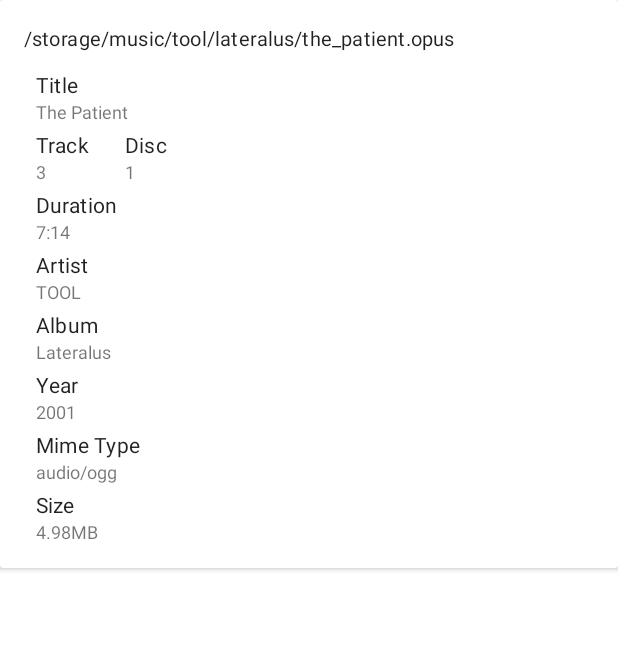
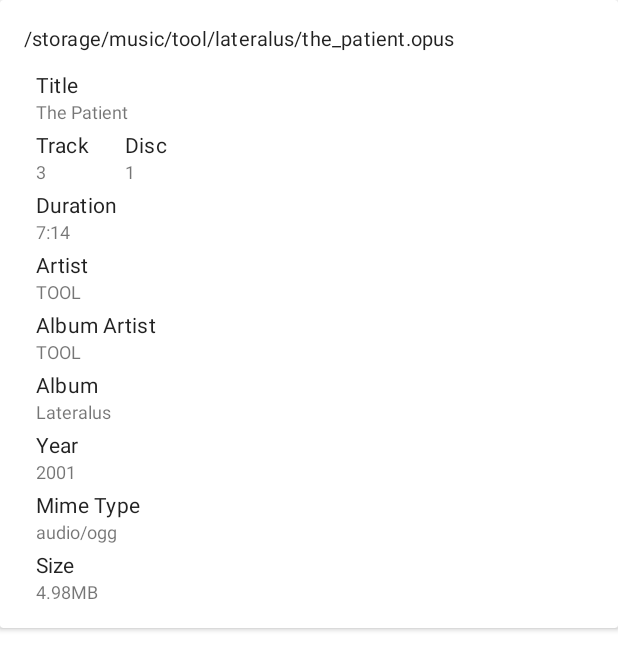
Before and after one commit to timusus/KTagLib, an Android app: the layout list_item_document.xml on its own in the app's theme, with its tools: preview values and no code run, on a phone screen of 412 x 824 dp. Shown: the top 670 px of the screen. Run offline under Robolectric (Android 15) with nearby library versions, the light colour scheme and no system bars.

Commit message:
Display album artist information

```diff
--- a/sample/src/main/java/com/simplecityapps/ktaglib/sample/DocumentAdapter.kt
+++ b/sample/src/main/java/com/simplecityapps/ktaglib/sample/DocumentAdapter.kt
@@ -38,6 +38,7 @@
         holder.trackTextView.text = audioFile.track.toString()
         holder.durationTextView.text = audioFile.duration?.toHms()
         holder.artistTextView.text = audioFile.artist
+        holder.albumArtistTextView.text = audioFile.albumArtist
         holder.albumTextView.text = audioFile.album
         holder.yearTextView.text = audioFile.date
         holder.discTextView.text = audioFile.disc.toString()
@@ -52,6 +53,7 @@
     val trackTextView: TextView = itemView.findViewById(R.id.track)
     val durationTextView: TextView = itemView.findViewById(R.id.duration)
     val artistTextView: TextView = itemView.findViewById(R.id.artist)
+    val albumArtistTextView: TextView = itemView.findViewById(R.id.albumArtist)
     val albumTextView: TextView = itemView.findViewById(R.id.album)
     val yearTextView: TextView = itemView.findViewById(R.id.year)
     val discTextView: TextView = itemView.findViewById(R.id.disc)
--- a/sample/src/main/res/layout/list_item_document.xml
+++ b/sample/src/main/res/layout/list_item_document.xml
@@ -130,6 +130,28 @@
             tools:text="TOOL" />
 
         <TextView
+            android:id="@+id/albumArtistHeading"
+            style="@style/TextAppearance.MaterialComponents.Subtitle1"
+            android:layout_width="wrap_content"
+            android:layout_height="wrap_content"
+            android:layout_marginStart="8dp"
+            android:layout_marginTop="4dp"
+            android:text="Album Artist"
+            android:textSize="14sp"
+            app:layout_constraintStart_toStartOf="parent"
+            app:layout_constraintTop_toBottomOf="@id/artist" />
+
+        <TextView
+            android:id="@+id/albumArtist"
+            android:layout_width="wrap_content"
+            android:layout_height="wrap_content"
+            android:layout_marginStart="8dp"
+            android:textSize="12sp"
+            app:layout_constraintStart_toStartOf="parent"
+            app:layout_constraintTop_toBottomOf="@id/albumArtistHeading"
+            tools:text="TOOL" />
+
+        <TextView
             android:id="@+id/albumHeading"
             style="@style/TextAppearance.MaterialComponents.Subtitle1"
             android:layout_width="wrap_content"
@@ -139,7 +161,7 @@
             android:text="Album"
             android:textSize="14sp"
             app:layout_constraintStart_toStartOf="parent"
-            app:layout_constraintTop_toBottomOf="@id/artist" />
+            app:layout_constraintTop_toBottomOf="@id/albumArtist" />
 
         <TextView
             android:id="@+id/album"
```
